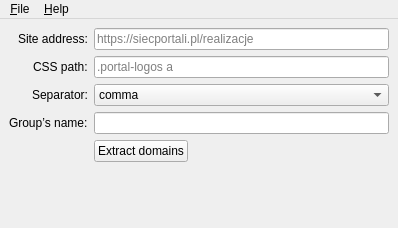
This is scripts/GDE/GDE/ingredients/GDE.ui in FiltersHeroes/ScriptsPlayground as Qt 5 draws it before an edit. The edited form follows.
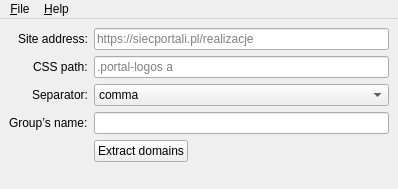
This is the edited form. Icons and pictures are not drawn.

Patch:
```diff
--- a/scripts/GDE/GDE/ingredients/GDE.ui
+++ b/scripts/GDE/GDE/ingredients/GDE.ui
@@ -10,7 +10,7 @@
     <x>0</x>
     <y>0</y>
     <width>398</width>
-    <height>228</height>
+    <height>189</height>
    </rect>
   </property>
   <property name="sizePolicy">
```
Left out of the diff: 14 changed lines with no effect on the pictures.
